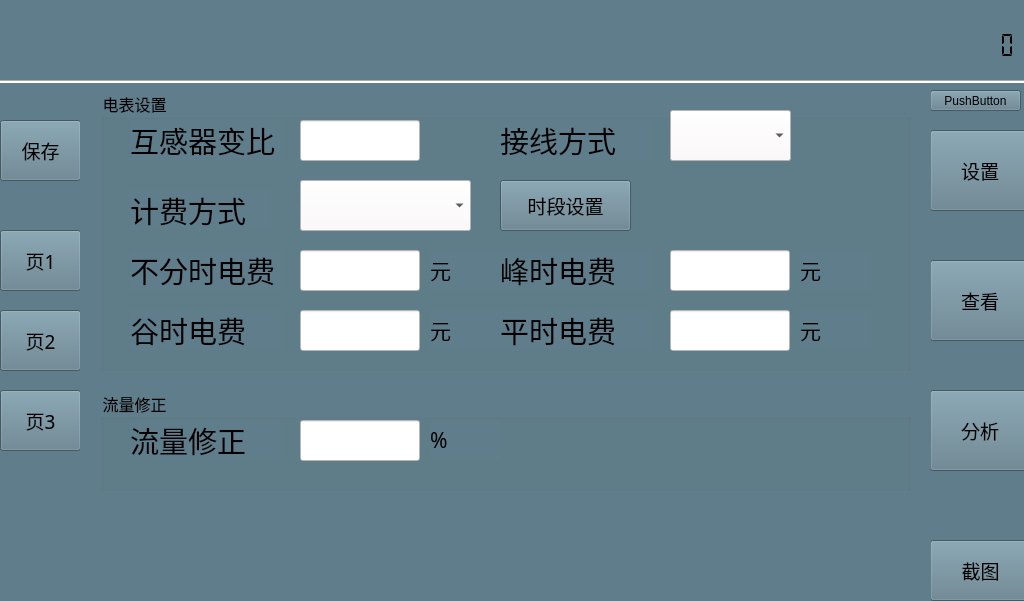
alphonso64/EnergyBox, file mainwindow.ui: the form before one commit.
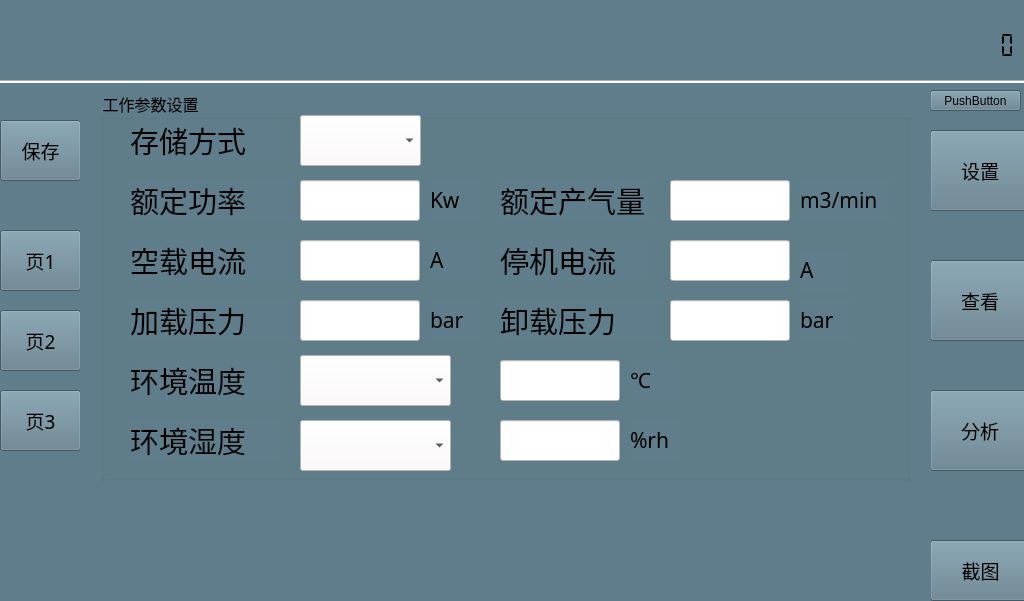
The form after the commit. Icons and pictures are not drawn.

The edit to the form file:
```diff
--- a/mainwindow.ui
+++ b/mainwindow.ui
@@ -244,11 +244,6 @@
        <string>关于</string>
       </property>
      </widget>
-     <zorder>pushButton_15</zorder>
-     <zorder>pushButton_18</zorder>
-     <zorder>pushButton_20</zorder>
-     <zorder>pushButton_22</zorder>
-     <zorder>widget_10</zorder>
     </widget>
     <widget class="QWidget" name="widget_9" native="true">
      <property name="geometry">
@@ -265,7 +260,7 @@
         <x>20</x>
         <y>0</y>
         <width>811</width>
-        <height>411</height>
+        <height>391</height>
        </rect>
       </property>
       <property name="font">
@@ -322,7 +317,7 @@
        <property name="geometry">
         <rect>
          <x>570</x>
-         <y>160</y>
+         <y>150</y>
          <width>120</width>
          <height>41</height>
         </rect>
@@ -347,7 +342,7 @@
        <property name="geometry">
         <rect>
          <x>30</x>
-         <y>100</y>
+         <y>90</y>
          <width>161</width>
          <height>40</height>
         </rect>
@@ -366,7 +361,7 @@
        <property name="geometry">
         <rect>
          <x>200</x>
-         <y>160</y>
+         <y>150</y>
          <width>120</width>
          <height>41</height>
         </rect>
@@ -391,7 +386,7 @@
        <property name="geometry">
         <rect>
          <x>30</x>
-         <y>220</y>
+         <y>210</y>
          <width>161</width>
          <height>40</height>
         </rect>
@@ -410,7 +405,7 @@
        <property name="geometry">
         <rect>
          <x>700</x>
-         <y>220</y>
+         <y>210</y>
          <width>51</width>
          <height>40</height>
         </rect>
@@ -429,7 +424,7 @@
        <property name="geometry">
         <rect>
          <x>200</x>
-         <y>220</y>
+         <y>210</y>
          <width>120</width>
          <height>41</height>
         </rect>
@@ -454,7 +449,7 @@
        <property name="geometry">
         <rect>
          <x>200</x>
-         <y>100</y>
+         <y>90</y>
          <width>120</width>
          <height>41</height>
         </rect>
@@ -498,7 +493,7 @@
        <property name="geometry">
         <rect>
          <x>570</x>
-         <y>220</y>
+         <y>210</y>
          <width>120</width>
          <height>41</height>
         </rect>
@@ -523,7 +518,7 @@
        <property name="geometry">
         <rect>
          <x>30</x>
-         <y>160</y>
+         <y>150</y>
          <width>161</width>
          <height>40</height>
         </rect>
@@ -542,7 +537,7 @@
        <property name="geometry">
         <rect>
          <x>400</x>
-         <y>220</y>
+         <y>210</y>
          <width>161</width>
          <height>40</height>
         </rect>
@@ -561,7 +556,7 @@
        <property name="geometry">
         <rect>
          <x>330</x>
-         <y>160</y>
+         <y>150</y>
          <width>51</width>
          <height>40</height>
         </rect>
@@ -580,7 +575,7 @@
        <property name="geometry">
         <rect>
          <x>400</x>
-         <y>160</y>
+         <y>150</y>
          <width>151</width>
          <height>40</height>
         </rect>
@@ -599,7 +594,7 @@
        <property name="geometry">
         <rect>
          <x>700</x>
-         <y>100</y>
+         <y>90</y>
          <width>91</width>
          <height>40</height>
         </rect>
@@ -618,7 +613,7 @@
        <property name="geometry">
         <rect>
          <x>400</x>
-         <y>100</y>
+         <y>90</y>
          <width>151</width>
          <height>40</height>
         </rect>
@@ -637,7 +632,7 @@
        <property name="geometry">
         <rect>
          <x>330</x>
-         <y>100</y>
+         <y>90</y>
          <width>51</width>
          <height>40</height>
         </rect>
@@ -656,7 +651,7 @@
        <property name="geometry">
         <rect>
          <x>570</x>
-         <y>100</y>
+         <y>90</y>
          <width>120</width>
          <height>41</height>
         </rect>
@@ -681,7 +676,7 @@
        <property name="geometry">
         <rect>
          <x>330</x>
-         <y>220</y>
+         <y>210</y>
          <width>51</width>
          <height>40</height>
         </rect>
@@ -700,7 +695,7 @@
        <property name="geometry">
         <rect>
          <x>200</x>
-         <y>280</y>
+         <y>265</y>
          <width>151</width>
          <height>51</height>
         </rect>
@@ -722,7 +717,7 @@
        <property name="geometry">
         <rect>
          <x>30</x>
-         <y>285</y>
+         <y>270</y>
          <width>151</width>
          <height>40</height>
         </rect>
@@ -741,7 +736,7 @@
        <property name="geometry">
         <rect>
          <x>200</x>
-         <y>345</y>
+         <y>330</y>
          <width>151</width>
          <height>51</height>
         </rect>
@@ -763,7 +758,7 @@
        <property name="geometry">
         <rect>
          <x>30</x>
-         <y>350</y>
+         <y>330</y>
          <width>151</width>
          <height>40</height>
         </rect>
@@ -782,7 +777,7 @@
        <property name="geometry">
         <rect>
          <x>530</x>
-         <y>280</y>
+         <y>270</y>
          <width>51</width>
          <height>40</height>
         </rect>
@@ -801,7 +796,7 @@
        <property name="geometry">
         <rect>
          <x>400</x>
-         <y>280</y>
+         <y>270</y>
          <width>120</width>
          <height>41</height>
         </rect>
@@ -826,7 +821,7 @@
        <property name="geometry">
         <rect>
          <x>530</x>
-         <y>350</y>
+         <y>330</y>
          <width>51</width>
          <height>40</height>
         </rect>
@@ -845,7 +840,7 @@
        <property name="geometry">
         <rect>
          <x>400</x>
-         <y>350</y>
+         <y>330</y>
          <width>120</width>
          <height>41</height>
         </rect>
@@ -1295,34 +1290,14 @@
         <number>10</number>
        </property>
       </widget>
-      <zorder>label_IPower_name_180</zorder>
-      <zorder>comboBox_store_type_2</zorder>
-      <zorder>label_IPower_name_195</zorder>
-      <zorder>lineEdit_charge_peak</zorder>
-      <zorder>lineEdit_charge_valley</zorder>
-      <zorder>label_IPower_name_197</zorder>
-      <zorder>label_IPower_name_194</zorder>
-      <zorder>label_IPower_name_196</zorder>
-      <zorder>label_IPower_name_179</zorder>
-      <zorder>label_IPower_name_199</zorder>
-      <zorder>comboBox_charge_type</zorder>
-      <zorder>label_IPower_name_201</zorder>
-      <zorder>lineEdit_charge_normal</zorder>
-      <zorder>lineEdit_radio</zorder>
-      <zorder>label_IPower_name_198</zorder>
-      <zorder>pushButton_23</zorder>
-      <zorder>label_IPower_name_184</zorder>
-      <zorder>label_IPower_name_181</zorder>
-      <zorder>lineEdit_charge</zorder>
-      <zorder>widget_7</zorder>
      </widget>
      <widget class="QGroupBox" name="groupBox_3">
       <property name="geometry">
        <rect>
         <x>20</x>
-        <y>300</y>
+        <y>290</y>
         <width>811</width>
-        <height>101</height>
+        <height>81</height>
        </rect>
       </property>
       <property name="font">
@@ -1340,7 +1315,7 @@
        <property name="geometry">
         <rect>
          <x>30</x>
-         <y>30</y>
+         <y>25</y>
          <width>151</width>
          <height>40</height>
         </rect>
@@ -1359,7 +1334,7 @@
        <property name="geometry">
         <rect>
          <x>200</x>
-         <y>30</y>
+         <y>25</y>
          <width>120</width>
          <height>41</height>
         </rect>
@@ -1384,7 +1359,7 @@
        <property name="geometry">
         <rect>
          <x>330</x>
-         <y>30</y>
+         <y>25</y>
          <width>71</width>
          <height>40</height>
         </rect>
@@ -1400,9 +1375,6 @@
        </property>
       </widget>
      </widget>
-     <zorder>groupBox</zorder>
-     <zorder>groupBox_3</zorder>
-     <zorder>groupBox_3</zorder>
     </widget>
     <widget class="QPushButton" name="pushButton_24">
      <property name="geometry">
@@ -1431,8 +1403,8 @@
     <zorder>pushButton_17</zorder>
     <zorder>pushButton_24</zorder>
     <zorder>widget_3</zorder>
-    <zorder>widget_9</zorder>
     <zorder>widget_10</zorder>
+    <zorder>widget_9</zorder>
    </widget>
    <widget class="QWidget" name="widget_5" native="true">
     <property name="geometry">
@@ -2135,33 +2107,6 @@
 机组节省电量</string>
       </property>
      </widget>
-     <zorder>label_analyze_all_time</zorder>
-     <zorder>label_IPower_name_52</zorder>
-     <zorder>label_IPower_name_50</zorder>
-     <zorder>label_analyze_ave_vsp</zorder>
-     <zorder>label_VSP</zorder>
-     <zorder>label_IPower_name_77</zorder>
-     <zorder>label_acc_flow_1</zorder>
-     <zorder>label_IPower_name_116</zorder>
-     <zorder>label_analyze_start_time</zorder>
-     <zorder>label_IPower_name_113</zorder>
-     <zorder>label_IPower_name_117</zorder>
-     <zorder>label_cost</zorder>
-     <zorder>label_analyze_acc_flow</zorder>
-     <zorder>label_analyze_acc_power</zorder>
-     <zorder>label_IPower_name_112</zorder>
-     <zorder>label_IPower_name_115</zorder>
-     <zorder>label_analyze_flow_cost</zorder>
-     <zorder>label_IPower_name_51</zorder>
-     <zorder>label_analyze_acc_charge</zorder>
-     <zorder>label_IPower_name_135</zorder>
-     <zorder>label_cost_5</zorder>
-     <zorder>label_IPower_name_137</zorder>
-     <zorder>label_analyze_save_a</zorder>
-     <zorder>label_analyze_save_b</zorder>
-     <zorder>label_IPower_name_136</zorder>
-     <zorder>widget_7</zorder>
-     <zorder>widget_7</zorder>
     </widget>
     <widget class="QWidget" name="widget_8" native="true">
      <property name="geometry">
@@ -5003,9 +4948,9 @@
    <zorder>pushButton_21</zorder>
    <zorder>widget_6</zorder>
    <zorder>pushButton_5</zorder>
-   <zorder>widget_2</zorder>
    <zorder>widget_7</zorder>
    <zorder>widget_5</zorder>
+   <zorder>widget_2</zorder>
    <zorder>widget</zorder>
   </widget>
  </widget>
```
